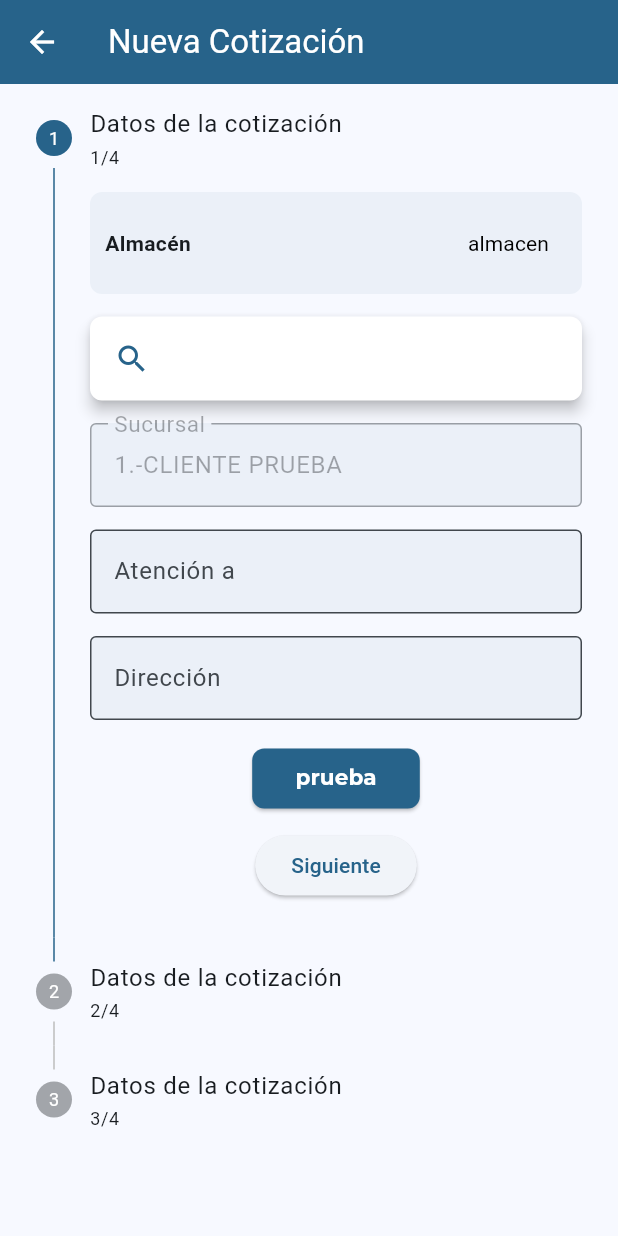
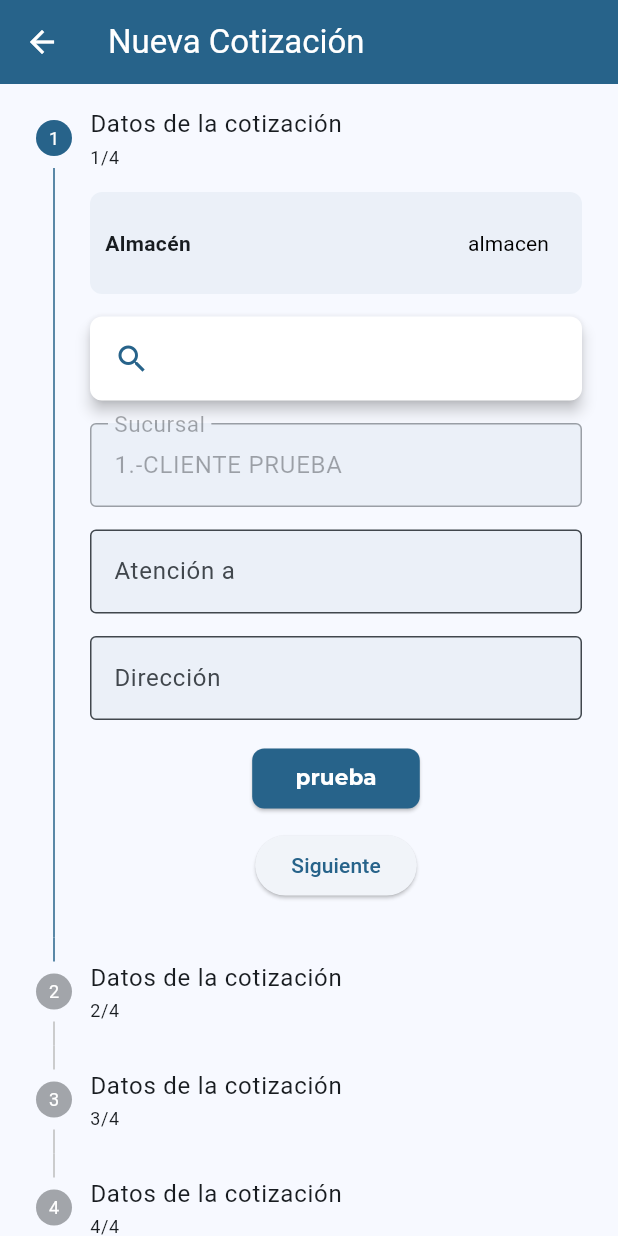
Before and after one commit to DanielPeregrino18/crm, a Flutter app: the FormCotizacion screen opened by its route, on a phone screen of 412 x 824 dp. Run offline on Flutter 3.47's test engine with Material 3 defaults, Android fonts, the phone set to English and light mode, and no system bars; our stand-ins replace dio, expandable, flutter_riverpod, flutter_screenutil, fluttertoast, go_router and 5 more; missing offline and left inert: dart:ffi; generated files the repository leaves out were written again; network calls fail.

Commit message:
cambio del custom checkbox y avance del form de cotizaciones

```diff
--- a/lib/presentation/screens/cotizaciones/form_cotizacion.dart
+++ b/lib/presentation/screens/cotizaciones/form_cotizacion.dart
@@ -2,9 +2,11 @@ import 'package:crm/config/DI/dependencias.dart';
 import 'package:crm/presentation/viewmodels/cotizaciones/form_cotizacion_vm.dart';
 import 'package:crm/presentation/widgets/custom_button.dart';
 import 'package:crm/presentation/widgets/custom_date_picker.dart';
+import 'package:crm/presentation/widgets/custom_stepper.dart';
 import 'package:crm/presentation/widgets/search_bar_clientes.dart';
 import 'package:flutter/material.dart';
 import 'package:flutter_riverpod/flutter_riverpod.dart';
+import '../../widgets/custom_check_box.dart';
 import '../../widgets/menu_almacenes_periodo/widgets/menu_almacenes.dart';
 
 class FormCotizacion extends ConsumerStatefulWidget {
@@ -21,7 +23,7 @@ class _FormCotizacionState extends ConsumerState<FormCotizacion> {
     ColorScheme theme,
     String label,
     bool isEnabled,
-      TextEditingController textController
+    TextEditingController textController,
   ) {
     return TextFormField(
       controller: textController,
@@ -101,11 +103,7 @@ class _FormCotizacionState extends ConsumerState<FormCotizacion> {
                         ElevatedButton(
                           onPressed: details.onStepContinue,
                           child: Text(
-                            _currentStep == 5
-                                ? true //todo hacer que sea dinamico
-                                    ? 'Finalizar'
-                                    : 'Cerrar'
-                                : 'Siguiente',
+                            _currentStep == 4 ? 'Finalizar' : 'Siguiente',
                           ),
                         ),
                       ],
@@ -135,28 +133,54 @@ class _FormCotizacionState extends ConsumerState<FormCotizacion> {
                     onPressed: () {
                       if (true) {
                         //todo solamente cuando sea nuevo se puede seleccionar
-                        mostrarMenu(MenuAlmacenes(theme: theme), false);
+                        mostrarMenu(
+                          MenuAlmacenes(setAlmacen: (int id, String nombre) {}),
+                          false,
+                        );
                       }
                     },
                   ),
                 ),
                 //_customTextField(theme, 'Cliente', _isEnabled(), "", ),
                 //_customTextField(theme, 'Vendedor', true, ""),
-                SearchBarClientes(hint: "", actions: [], inputController: formCotizacionVM.clienteController, setIdCliente: (id){}),
-                _customTextField(theme, 'Sucursal', false,  formCotizacionVM.sucursalController),
-                _customTextField(theme, 'Atención a', true,  formCotizacionVM.atencionAController),
+                SearchBarClientes(
+                  hint: "",
+                  actions: [],
+                  inputController: formCotizacionVM.clienteController,
+                  setIdCliente: (id) {},
+                ),
+                _customTextField(
+                  theme,
+                  'Sucursal',
+                  false,
+                  formCotizacionVM.sucursalController,
+                ),
+                _customTextField(
+                  theme,
+                  'Atención a',
+                  true,
+                  formCotizacionVM.atencionAController,
+                ),
                 // Dirección
-                _customTextField(theme, 'Dirección', _isEnabled(), formCotizacionVM.direccionController),
+                _customTextField(
+                  theme,
+                  'Dirección',
+                  _isEnabled(),
+                  formCotizacionVM.direccionController,
+                ),
                 // Lista de precios
                 //_customTextField(theme, 'Lista de precios', true,  formCotizacionVM.listaPreciosController), todo cambiarlo a dropown
-                CustomButton(onPressed: (){
-                  formCotizacionVM.met();
-                  setState(() {});
-                }, label: "prueba")
+                CustomButton(
+                  onPressed: () {
+                    formCotizacionVM.met();
+                    setState(() {});
+                  },
+                  label: "prueba",
+                ),
               ],
             ),
           ),
-           Step(
+          Step(
             isActive: _currentStep == 1,
             title: Text('Datos de la cotización'),
             subtitle: Text('2/4'),
@@ -190,7 +214,7 @@ class _FormCotizacionState extends ConsumerState<FormCotizacion> {
                     ),
                     onPressed: () async {
                       var date = await customDatePicker(context);
-                      if(date != null){
+                      if (date != null) {
                         setState(() {
                           formCotizacionVM.fechaOrdenCompra = date;
                         });
@@ -220,30 +244,46 @@ class _FormCotizacionState extends ConsumerState<FormCotizacion> {
             content: Column(
               spacing: 15,
               children: [
-                _customRow(
-                  theme,
-                  'Pedido',
-                  Text(''),
-                ),
+                _customRow(theme, 'Pedido', Text(formCotizacionVM.pedidoLabel)),
                 _customRow(
                   theme,
                   'Estatus',
                   Text(
-                    'NUEVO',
+                    formCotizacionVM.estatusLabel,
                     style: TextStyle(color: Colors.red),
                   ),
                 ),
-                _customTextField(theme, 'RFC', true, formCotizacionVM.rfcController),
-                _customTextField(theme, 'Plazo', true, formCotizacionVM.plazoController),
-                _customTextField(theme, 'Descuento', false, formCotizacionVM.descuentoController),
-                //_customTextField(theme, 'Moneda', true, ), todo cmbiarlo a dropdown
-                _customTextField(theme, 'Paridad', true, formCotizacionVM.paridadController),
+                _customTextField(
+                  theme,
+                  'RFC',
+                  true,
+                  formCotizacionVM.rfcController,
+                ),
+                _customTextField(
+                  theme,
+                  'Plazo',
+                  true,
+                  formCotizacionVM.plazoController,
+                ),
+                _customTextField(
+                  theme,
+                  'Descuento',
+                  false,
+                  formCotizacionVM.descuentoController,
+                ),
+                //_customTextField(theme, 'Moneda', true, ), todo cambiarlo a dropdown
+                _customTextField(
+                  theme,
+                  'Paridad',
+                  true,
+                  formCotizacionVM.paridadController,
+                ),
               ],
             ),
           ),
-          /*Step(
+          Step(
             isActive: _currentStep == 3,
-            title: Text('Datos del Pedido'),
+            title: Text('Datos de la cotización'),
             subtitle: Text('4/4'),
             content: Column(
               spacing: 15,
@@ -253,20 +293,20 @@ class _FormCotizacionState extends ConsumerState<FormCotizacion> {
                   'Fecha inicio consigna',
                   TextButton(
                     child: Text(
-                      "28/05/2025",
+                      formCotizacionVM.getFechaInicioConsigna(),
                       style: TextStyle(
                         color: Colors.black,
                         fontWeight: FontWeight.normal,
                       ),
                     ),
-                    onPressed: () {
-                      //if (pedido == null) {
-                        showDatePicker(
-                          context: context,
-                          firstDate: DateTime(2015),
-                          lastDate: DateTime.now(),
-                        );
-                      //}
+                    onPressed: () async {
+                      var fechaInicioConsigna = await customDatePicker(context);
+                      if (fechaInicioConsigna != null) {
+                        setState(() {
+                          formCotizacionVM.fechaInicioConsigna =
+                              fechaInicioConsigna;
+                        });
+                      }
                     },
                   ),
                 ),
@@ -276,51 +316,147 @@ class _FormCotizacionState extends ConsumerState<FormCotizacion> {
                   'Fecha fin consigna',
                   TextButton(
                     child: Text(
-                      "28/05/2025",
+                      formCotizacionVM.getfechaFinConsigna(),
                       style: TextStyle(
                         color: Colors.black,
                         fontWeight: FontWeight.normal,
                       ),
                     ),
-                    onPressed: () {
-                      //if (pedido == null) {
-                        showDatePicker(
-                          context: context,
-                          firstDate: DateTime(2015),
-                          lastDate: DateTime.now(),
-                        );
-                      //}
+                    onPressed: () async {
+                      var fechaFinConsigna = await customDatePicker(context);
+                      if (fechaFinConsigna != null) {
+                        setState(() {
+                          formCotizacionVM.fechaFinConsigna = fechaFinConsigna;
+                        });
+                      }
                     },
                   ),
                 ),
-                // Campo addenda
                 _customTextField(
                   theme,
                   'Campo addenda',
                   true,
-                  "",
+                  formCotizacionVM.campoAddendaController,
                 ),
                 // Observaciones
                 _customTextField(
                   theme,
                   'Observaciones',
                   true,
-                  "",
+                  formCotizacionVM.observacionesController,
                 ),
                 Row(
                   mainAxisAlignment: MainAxisAlignment.spaceAround,
                   children: [
                     CustomCheckBox(
-                      theme: theme,
                       text: 'Autorizar',
-                      value: false,
+                      value: formCotizacionVM.autorizar,
+                      onChange: (val) {
+                        setState(() {
+                          formCotizacionVM.autorizar = val;
+                        });
+                      },
                     ),
                     CustomCheckBox(
-                      theme: theme,
                       text: 'IVA Total Retenido',
-                      value: true,
+                      value: formCotizacionVM.ivaTotalRetenido,
+                      onChange: (val){ setState(() {
+                        formCotizacionVM.ivaTotalRetenido = val;
+                      });},
                     ),
                   ],
+                ),
+              ],
+            ),
+          ),
+          Step(
+            isActive: _currentStep == 4,
+            title: Text('Domicilio'),
+            content: Column(
+              spacing: 15,
+              children: [
+                _customTextField(
+                  theme,
+                  'Domicilio',
+                  true,
+                  formCotizacionVM.domicilioController,
+                ),
+                _customTextField(
+                  theme,
+                  'Colonia',
+                  true,
+                  formCotizacionVM.coloniaController,
+                ),
+                _customTextField(
+                  theme,
+                  'Estado',
+                  true,
+                  formCotizacionVM.estadoController,
+                ),
+                _customTextField(
+                  theme,
+                  'Ciudad',
+                  true,
+                  formCotizacionVM.ciudadController,
+                ),
+                _customTextField(
+                  theme,
+                  'Entre calles',
+                  true,
+                  formCotizacionVM.entreCallesController,
+                ),
+                _customTextField(
+                  theme,
+                  'Atención a',
+                  true,
+                  formCotizacionVM.domicilioAtencionAContoller,
+                ),
+                _customRow(
+                  theme,
+                  'Fecha de Entrega',
+                  TextButton(
+                    child: Text(
+                      formCotizacionVM.getfechaEntrega(),
+                      style: TextStyle(
+                        color: Colors.black,
+                        fontWeight: FontWeight.normal,
+                      ),
+                    ),
+                    onPressed: () async {
+                      var fechaEntrega = await customDatePicker(context);
+                      if (fechaEntrega != null) {
+                        setState(() {
+                          formCotizacionVM.fechaEntrega = fechaEntrega;
+                        });
+                      }
+                    },
+                  ),
+                ),
+                _customRow(
+                  theme,
+                  'Hora de Entrega',
+                  TextButton(
+                    child: Text(
+                      formCotizacionVM.horaEntrega.format(context),
+                      style: TextStyle(
+                        color: Colors.black,
+                        fontWeight: FontWeight.normal,
+                      ),
+                    ),
+                    onPressed: () async {
+                      var horaEntrega = await customHourPicker(
+                        context,
+                        formCotizacionVM.horaEntrega.hour,
+                        formCotizacionVM.horaEntrega.minute,
+                        "Hora de entrega",
+                      );
+                      if (horaEntrega != null) {
+                        setState(() {
+                          formCotizacionVM.horaEntrega = horaEntrega;
+                        });
+                      }
+                    },
+                  ),
                 ),
               ],
             ),
@@ -343,48 +479,16 @@ class _FormCotizacionState extends ConsumerState<FormCotizacion> {
             content: Column(
               spacing: 10,
               children: [
-                _customRow(
-                  theme,
-                  'Subtotal',
-                  Text('\$388.90'),
-                ),
-                _customRow(
-                  theme,
-                  '- Descuento total',
-                  Text('\$0.00'),
-                ),
-                _customRow(
-                  theme,
-                  '+ IEPS Total',
-                  Text('\$0.00'),
-                ),
-                _customRow(
-                  theme,
-                  '+ Importe con descuento',
-                  Text('\$388.90'),
-                ),
-                _customRow(
-                  theme,
-                  '+ IVA Total',
-                  Text('\$62.23'),
-                ),
-                _customRow(
-                  theme,
-                  '- IVA retenido',
-                  Text('\$0.00'),
-                ),
-                // Gran Total
-                _customRow(
-                  theme,
-                  '= Gran total',
-                  Text('\$451.13'),
-                ),
+                _customRow(theme, 'Subtotal', Text('\$${formCotizacionVM.subtotal.toStringAsFixed(2)}')),
+                _customRow(theme, '- Descuento total', Text('\$${formCotizacionVM.descTotal.toStringAsFixed(2)}')),
+                _customRow(theme, '+ IEPS Total', Text('\$${formCotizacionVM.iepsTotal.toStringAsFixed(2)}')),
+                _customRow(theme, '+ Importe con descuento', Text('\$${formCotizacionVM.importeDescuento.toStringAsFixed(2)}')),
+                _customRow(theme, '+ IVA Total', Text('\$${formCotizacionVM.ivaTotal.toStringAsFixed(2)}')),
+                _customRow(theme, '- IVA retenido', Text('\$${formCotizacionVM.ivaRetenido.toStringAsFixed(2)}')),
+                _customRow(theme, '= Gran total', Text('\$${formCotizacionVM.granTotal.toStringAsFixed(2)}')),
               ],
             ),
-          ),*/
-
-
-
+          ),
         ],
         onStepTapped: (int newIndex) {
           setState(() {
@@ -397,12 +501,7 @@ class _FormCotizacionState extends ConsumerState<FormCotizacion> {
             setState(() {
               _currentStep += 1;
             });
-          } else {
-            Navigator.pop(context);
-            //if (pedido == null) {
-            //mostrarMenu(ConfirmationWidget(), true);
-            //}
-          }
+          } else {}
         },
         onStepCancel: () {
           if (_currentStep != 0) {
--- a/lib/presentation/screens/pedidos/pedido/pedido.dart
+++ b/lib/presentation/screens/pedidos/pedido/pedido.dart
@@ -340,14 +340,14 @@ class _PedidoScreenState extends ConsumerState<PedidoScreen> {
               mainAxisAlignment: MainAxisAlignment.spaceAround,
               children: [
                 CustomCheckBox(
-                  theme: theme,
                   text: 'Autorizar',
                   value: pedido?.Autorizada,
+                  onChange: (val){},
                 ),
                 CustomCheckBox(
-                  theme: theme,
                   text: 'IVA Total Retenido',
                   value: pedido?.RETIENE_IVA,
+                  onChange: (val){},
                 ),
               ],
             ),
```
Also changed, not shown: lib/presentation/viewmodels/cotizaciones/form_cotizacion_vm.dart (+33 -1 lines), lib/presentation/widgets/custom_check_box.dart (+10 -21 lines).
